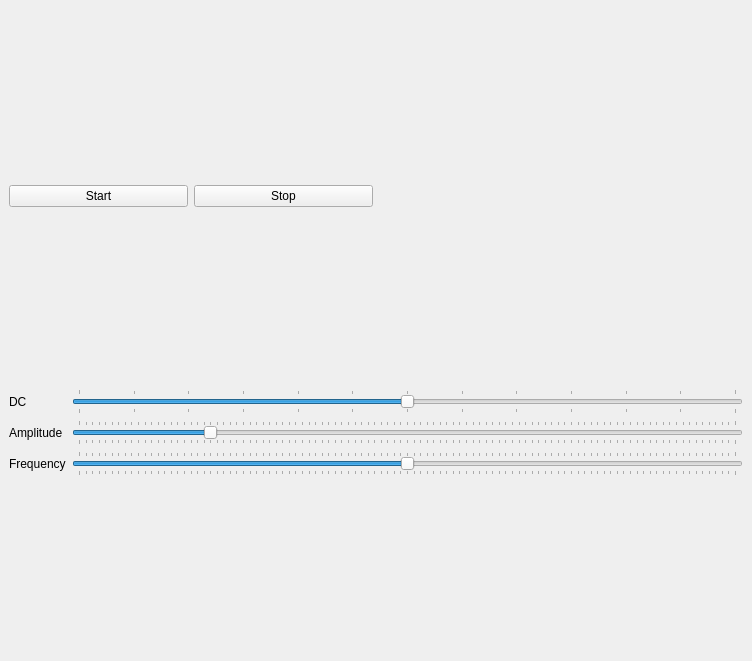
Qt form mainUI.ui (matsu490/RealtimeSimulation) before a commit.
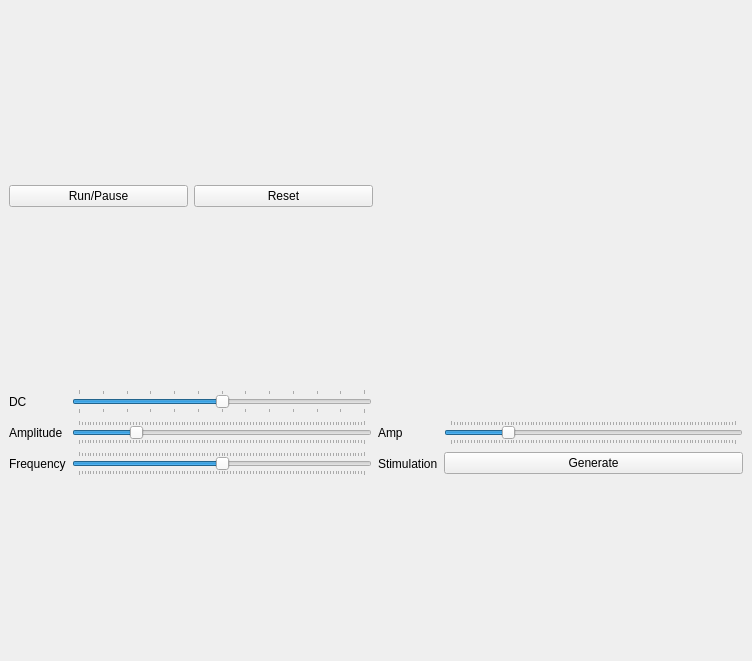
The same form after that commit.

Commit message: added external stimulation

Diff of the .ui file:
```diff
--- a/mainUI.ui
+++ b/mainUI.ui
@@ -76,6 +76,43 @@
         </property>
        </widget>
       </item>
+      <item row="1" column="2">
+       <widget class="QLabel" name="IstimAmpLabel">
+        <property name="text">
+         <string>Amp</string>
+        </property>
+       </widget>
+      </item>
+      <item row="1" column="3">
+       <widget class="QSlider" name="IstimSlider">
+        <property name="maximum">
+         <number>100</number>
+        </property>
+        <property name="value">
+         <number>20</number>
+        </property>
+        <property name="orientation">
+         <enum>Qt::Horizontal</enum>
+        </property>
+        <property name="tickPosition">
+         <enum>QSlider::TicksBothSides</enum>
+        </property>
+       </widget>
+      </item>
+      <item row="2" column="2">
+       <widget class="QLabel" name="IstimLabel">
+        <property name="text">
+         <string>Stimulation</string>
+        </property>
+       </widget>
+      </item>
+      <item row="2" column="3">
+       <widget class="QPushButton" name="StimulationButton">
+        <property name="text">
+         <string>Generate</string>
+        </property>
+       </widget>
+      </item>
       <item row="0" column="1">
        <widget class="QSlider" name="DCSlider">
         <property name="minimum">
@@ -114,14 +151,14 @@
       <item>
        <widget class="QPushButton" name="StartButton">
         <property name="text">
-         <string>Start</string>
+         <string>Run/Pause</string>
         </property>
        </widget>
       </item>
       <item>
        <widget class="QPushButton" name="StopButton">
         <property name="text">
-         <string>Stop</string>
+         <string>Reset</string>
         </property>
        </widget>
       </item>
```
Left out of the diff: 8 changed lines with no effect on the pictures. The commit also changes 1 other file.
